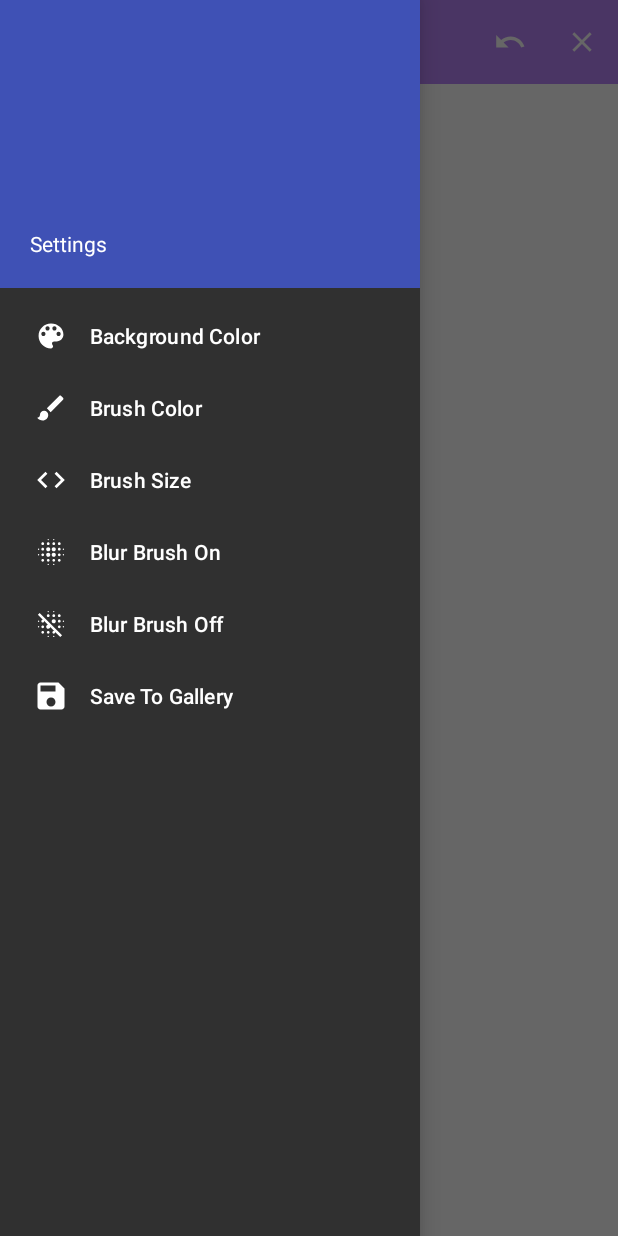
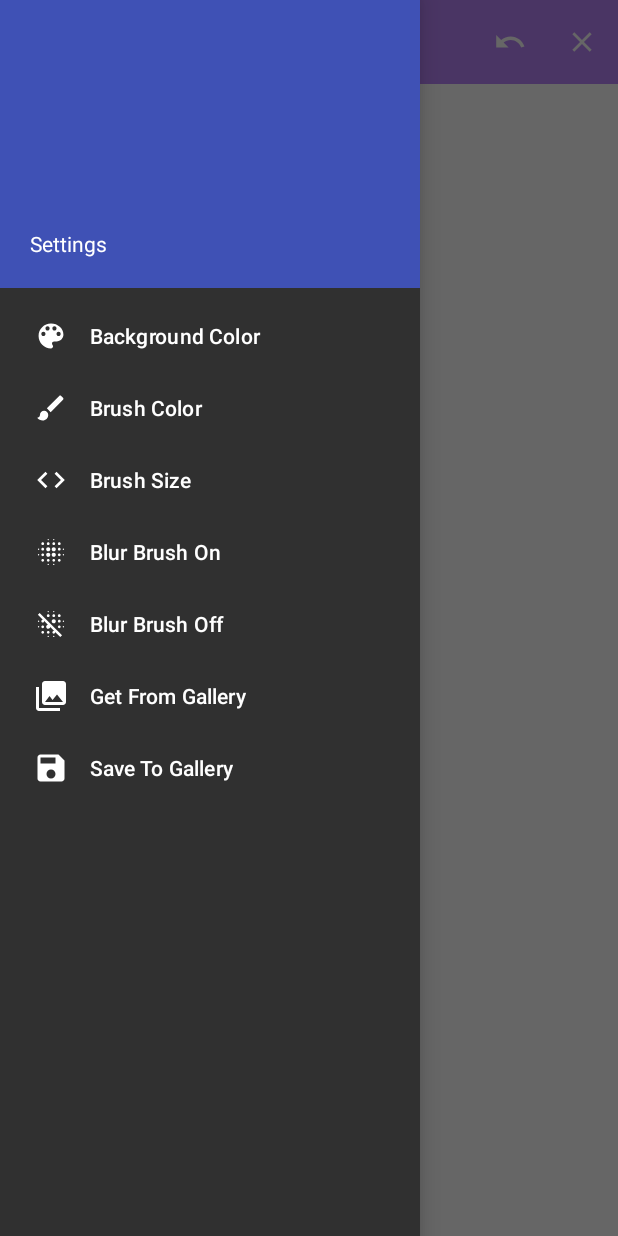
Before and after one commit to jtaaka/PaintApp, an Android app: the screen it shows after launch (MainActivity), with the side drawer open, on a phone screen of 412 x 824 dp. Run offline under Robolectric (Android 15) with nearby library versions, the phone set to English and light mode, and no system bars; libraries missing offline, so code that uses them is left out: com.xw.repo, yuku.ambilwarna; plain views replace BubbleSeekBar; 2 statements that could not run were skipped.

Commit message:
Get image from phone's gallery (wip)

```diff
--- /dev/null
+++ b/app/src/main/res/drawable-anydpi/ic_gallery.xml
@@ -0,0 +1,10 @@
+<vector xmlns:android="http://schemas.android.com/apk/res/android"
+    android:width="24dp"
+    android:height="24dp"
+    android:viewportWidth="24"
+    android:viewportHeight="24"
+    android:tint="#FFFFFF">
+    <path
+        android:fillColor="#FF000000"
+        android:pathData="M22,16L22,4c0,-1.1 -0.9,-2 -2,-2L8,2c-1.1,0 -2,0.9 -2,2v12c0,1.1 0.9,2 2,2h12c1.1,0 2,-0.9 2,-2zM11,12l2.03,2.71L16,11l4,5L8,16l3,-4zM2,6v14c0,1.1 0.9,2 2,2h14v-2L4,20L4,6L2,6z"/>
+</vector>
--- a/app/src/main/res/menu/menu.xml
+++ b/app/src/main/res/menu/menu.xml
@@ -23,6 +23,10 @@
         android:title="@string/bluroff"
         android:icon="@drawable/ic_bluroff"/>
 
+    <item android:id="@+id/gallery"
+        android:title="@string/get_from_gallery"
+        android:icon="@drawable/ic_gallery"/>
+
     <item android:id="@+id/save"
         android:title="@string/save_to_gallery"
         android:icon="@drawable/ic_save"/>
--- a/app/src/main/res/values/strings.xml
+++ b/app/src/main/res/values/strings.xml
@@ -12,4 +12,5 @@
     <string name="bluroff">Blur Brush Off</string>
     <string name="undo">Undo</string>
     <string name="save_to_gallery">Save To Gallery</string>
+    <string name="get_from_gallery">Get From Gallery</string>
 </resources>
```
Also changed, not shown: app/src/main/java/paintapp/tuni/fi/paintapp/MainActivity.java (+46 -2 lines), app/src/main/java/paintapp/tuni/fi/paintapp/MyPaint.java (+8 -0 lines), app/src/main/res/drawable-hdpi/ic_gallery.png (added), app/src/main/res/drawable-mdpi/ic_gallery.png (added), app/src/main/res/drawable-xhdpi/ic_gallery.png (added), app/src/main/res/drawable-xxhdpi/ic_gallery.png (added).
